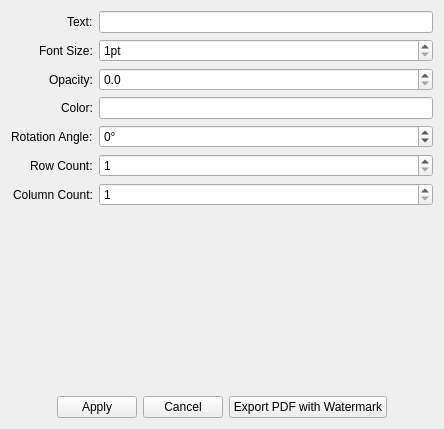
Above: WatermarkSetting.ui from ZypherChan/PDF-Watermark-Tool before the change. Below: the same form after it.
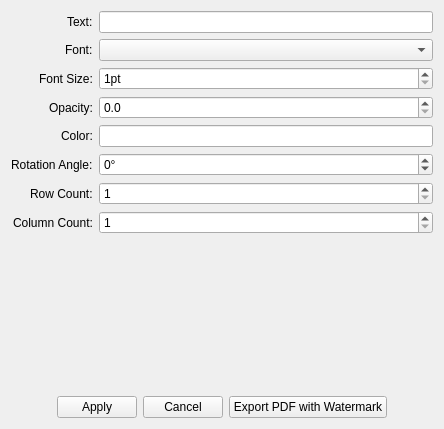
That is the form after the change. Custom widgets are drawn as their Qt base class.

Commit message: feat:add font setting

What changed in the file:
```diff
--- a/WatermarkSetting.ui
+++ b/WatermarkSetting.ui
@@ -29,21 +29,21 @@
      <item row="0" column="1">
       <widget class="QLineEdit" name="lineEdit_text"/>
      </item>
-     <item row="1" column="0">
+     <item row="2" column="0">
       <widget class="QLabel" name="label_2">
        <property name="text">
         <string>Font Size:</string>
        </property>
       </widget>
      </item>
-     <item row="4" column="0">
+     <item row="5" column="0">
       <widget class="QLabel" name="label_3">
        <property name="text">
         <string>Rotation Angle:</string>
        </property>
       </widget>
      </item>
-     <item row="4" column="1">
+     <item row="5" column="1">
       <widget class="QSpinBox" name="spinBox_angle">
        <property name="suffix">
         <string>°</string>
@@ -56,7 +56,7 @@
        </property>
       </widget>
      </item>
-     <item row="1" column="1">
+     <item row="2" column="1">
       <widget class="QSpinBox" name="spinBox_fontSize">
        <property name="suffix">
         <string>pt</string>
@@ -66,14 +66,14 @@
        </property>
       </widget>
      </item>
-     <item row="2" column="0">
+     <item row="3" column="0">
       <widget class="QLabel" name="label_4">
        <property name="text">
         <string>Opacity:</string>
        </property>
       </widget>
      </item>
-     <item row="2" column="1">
+     <item row="3" column="1">
       <widget class="QDoubleSpinBox" name="doubleSpinBox_opacity">
        <property name="decimals">
         <number>1</number>
@@ -86,14 +86,14 @@
        </property>
       </widget>
      </item>
-     <item row="5" column="0">
+     <item row="6" column="0">
       <widget class="QLabel" name="label_5">
        <property name="text">
         <string>Row Count:</string>
        </property>
       </widget>
      </item>
-     <item row="5" column="1">
+     <item row="6" column="1">
       <widget class="QSpinBox" name="spinBox_rowCount">
        <property name="minimum">
         <number>1</number>
@@ -103,34 +103,44 @@
        </property>
       </widget>
      </item>
-     <item row="6" column="0">
+     <item row="7" column="0">
       <widget class="QLabel" name="label_6">
        <property name="text">
         <string>Column Count:</string>
        </property>
       </widget>
      </item>
-     <item row="6" column="1">
+     <item row="7" column="1">
       <widget class="QSpinBox" name="spinBox_colCount">
        <property name="minimum">
         <number>1</number>
        </property>
       </widget>
      </item>
-     <item row="3" column="0">
+     <item row="4" column="0">
       <widget class="QLabel" name="label_7">
        <property name="text">
         <string>Color:</string>
        </property>
       </widget>
      </item>
-     <item row="3" column="1">
+     <item row="4" column="1">
       <widget class="QLineEdit" name="lineEdit_color">
        <property name="readOnly">
         <bool>true</bool>
        </property>
       </widget>
      </item>
+     <item row="1" column="0">
+      <widget class="QLabel" name="label_8">
+       <property name="text">
+        <string>Font:</string>
+       </property>
+      </widget>
+     </item>
+     <item row="1" column="1">
+      <widget class="QComboBox" name="comboBox_font"/>
+     </item>
     </layout>
    </item>
    <item>
```
The commit also changes 6 other files.
